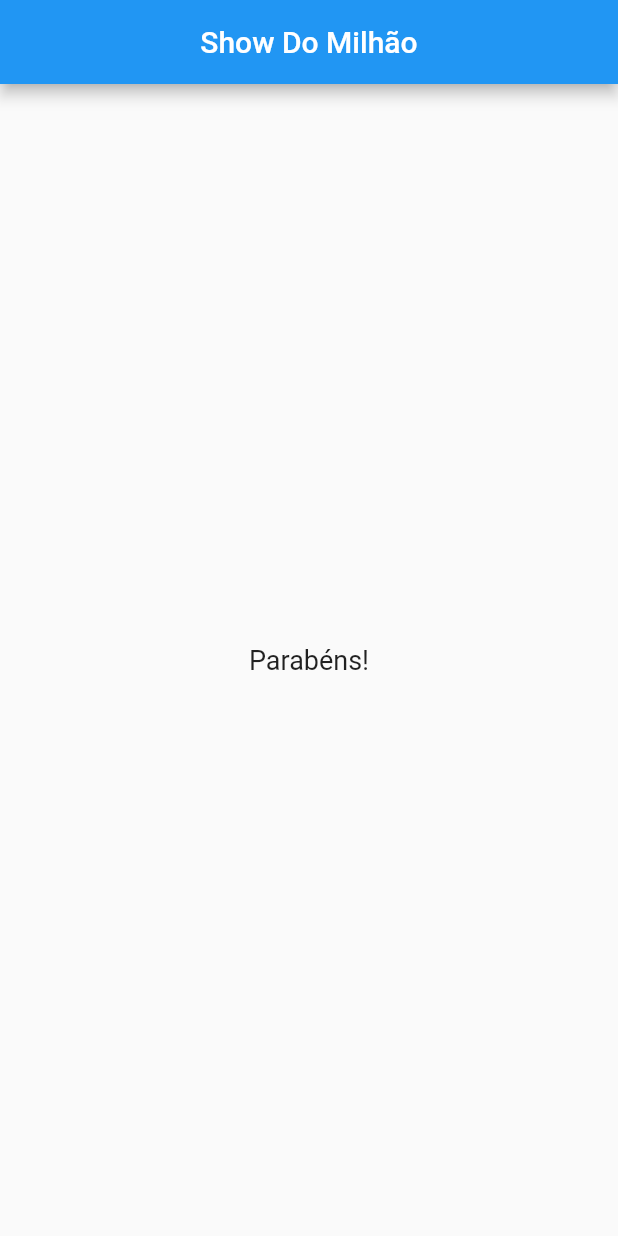
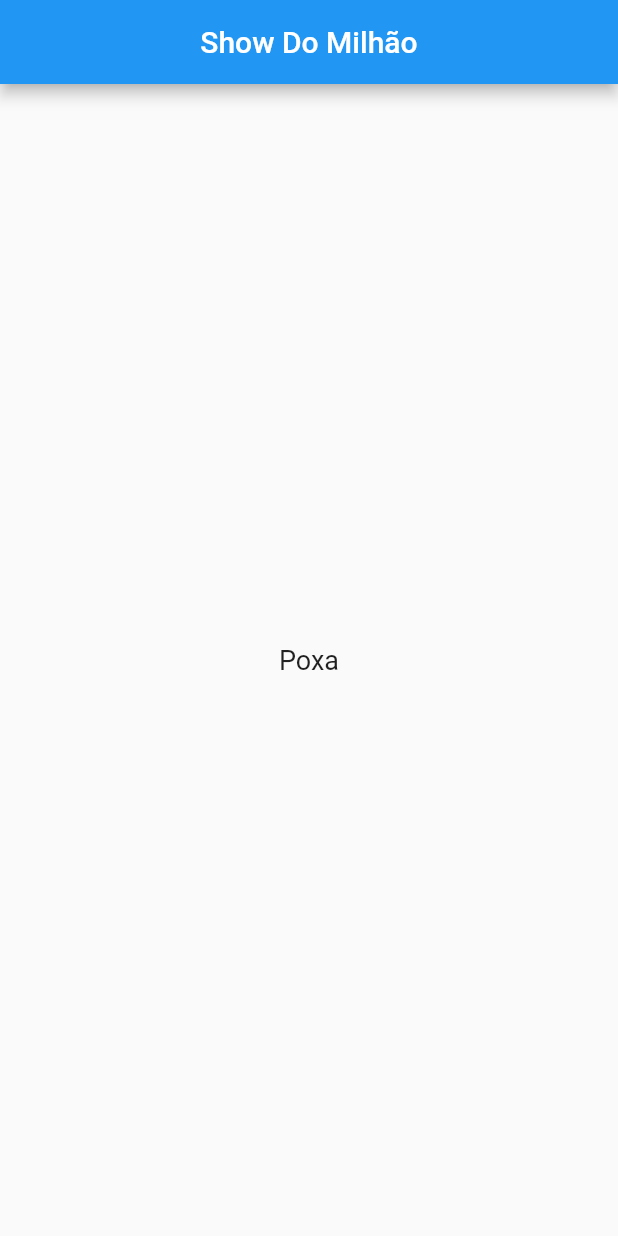
Before and after one commit to Sergioadjr/show_milhao, a Flutter app: the screen it shows after launch, after a tap on "Azul", after a tap on "Baleia", on a phone screen of 412 x 824 dp. Run offline on Flutter 3.47's test engine with Material 2 defaults, Android fonts, the phone set to English and light mode, and no system bars.

Commit message:
Adicionando a pontuação

```diff
--- a/lib/components/questionario.dart
+++ b/lib/components/questionario.dart
@@ -5,7 +5,7 @@ import 'package:show_milhao/components/resposta.dart';
 class Questionario extends StatelessWidget {
   final List<Map<String, Object>> perguntas;
   final int perguntaSelecionada;
-  final void Function() quandoResponder;
+  final void Function(int) quandoResponder;
 
   Questionario({
     required this.perguntas,
@@ -19,14 +19,19 @@ class Questionario extends StatelessWidget {
 
   @override
   Widget build(BuildContext context) {
-    List<String> respostas = temPerguntaSelecionada
+    List<Map<String, Object>> respostas = temPerguntaSelecionada
         ? perguntas[perguntaSelecionada].cast()['respostas']
         : [];
 
     return Column(
       children: [
         Questao(perguntas[perguntaSelecionada]['texto'].toString()),
-        ...respostas.map((texto) => Resposta(texto, quandoResponder)).toList(),
+        ...respostas.map((resp) {
+          return Resposta(
+            resp['texto'] as String,
+            () => quandoResponder(int.parse(resp['pontuacao'].toString())),
+          );
+        }).toList(),
       ],
     );
   }
--- a/lib/components/resultado.dart
+++ b/lib/components/resultado.dart
@@ -1,12 +1,26 @@
 import 'package:flutter/material.dart';
 
 class Resultado extends StatelessWidget {
+
+  final int pontuacao;
+
+  Resultado(this.pontuacao);
+
+  String? get fraseDoResultado {
+    if (pontuacao <= 1) {
+      return "Poxa";
+    } else if (pontuacao <= 5) {
+      return "Quase";
+    } else if (pontuacao <= 10) {
+      return "Brabao";
+    }
+  }
 
   @override
   Widget build(BuildContext context) {
     return Center(
       child: Text(
-        'Parabéns!',
+        fraseDoResultado.toString(),
         style: TextStyle(fontSize: 18),
       ),
     );
--- a/lib/main.dart
+++ b/lib/main.dart
@@ -8,23 +8,35 @@ main() {
 
 class _PerguntaAppState extends State<PerguntaApp> {
   var _perguntaSelecionada = 0;
+  var _pontuacaoTotal = 0;
 
 // List<Map<String, Object>> _perguntas
   final _perguntas = const [
     {
       'texto': 'Qual é a sua cor favorita?',
-      'respostas': ['Azul', 'Preto', 'Amarelo', 'Roxo'],
+      'respostas': [
+        {'texto': 'Azul', 'pontuacao': 1},
+        {'texto': 'Preto', 'pontuacao': 0},
+        {'texto': 'Amarelo', 'pontuacao': 0},
+        {'texto': 'Roxo', 'pontuacao': 0},
+      ],
     },
     {
       'texto': 'Qual é o seu animal  favorito?',
-      'respostas': ['Macaco', 'Baleia', 'Elefante', 'Avestruz'],
+      'respostas': [
+        {'texto': 'Macaco', 'pontuacao': 1},
+        {'texto': 'Baleia', 'pontuacao': 0},
+        {'texto': 'Elefante', 'pontuacao': 0},
+        {'texto': 'Avestruz', 'pontuacao': 0},
+      ],
     },
   ];
 
-  void _responder() {
+  void _responder(int pontuacao) {
     if (temPerguntaSelecionada) {
       setState(() {
         _perguntaSelecionada++;
+        _pontuacaoTotal += pontuacao;
       });
     }
   }
@@ -35,13 +47,18 @@ class _PerguntaAppState extends State<PerguntaApp> {
 
   @override
   Widget build(BuildContext context) {
-
     return MaterialApp(
       home: Scaffold(
         appBar: AppBar(
           title: Center(child: Text('Show Do Milhão')),
         ),
-        body: temPerguntaSelecionada ? Questionario(perguntas: _perguntas, perguntaSelecionada: _perguntaSelecionada, quandoResponder: _responder,) : Resultado(),
+        body: temPerguntaSelecionada
+            ? Questionario(
+                perguntas: _perguntas,
+                perguntaSelecionada: _perguntaSelecionada,
+                quandoResponder: _responder,
+              )
+            : Resultado(_pontuacaoTotal),
       ),
     );
   }
```
